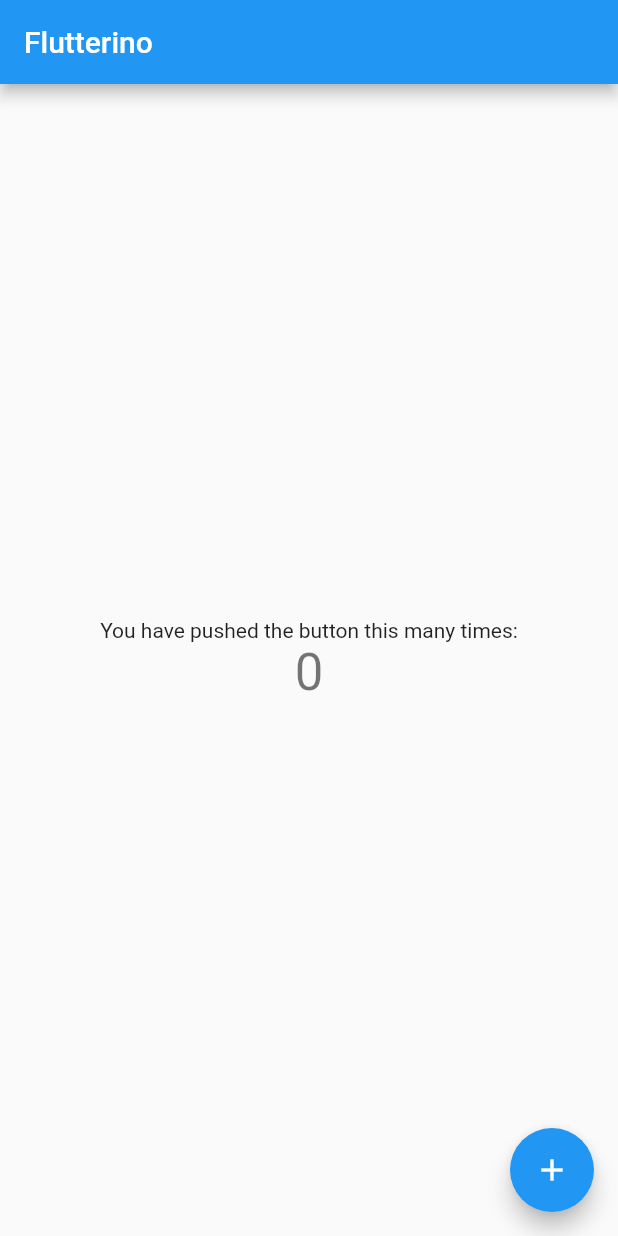
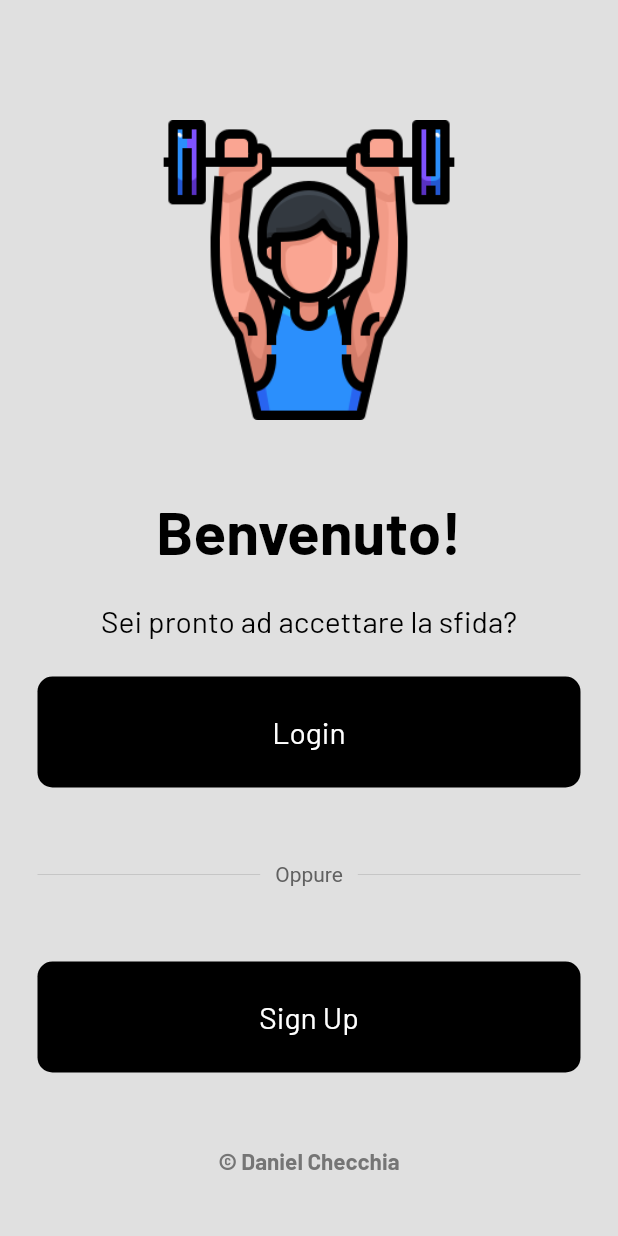
Before and after one commit to danchc/project01, a Flutter app: the screen it shows after launch, on a phone screen of 412 x 824 dp. Run offline on Flutter 3.47's test engine with Material 2 defaults, Android fonts, the phone set to English and light mode, and no system bars.

Commit message:
Aggiunta schermata iniziale
Aggiunti componente button, aggiunti nuovi font e nuovo logo provvisorio

```diff
--- /dev/null
+++ b/mcproject/lib/components/my-button.dart
@@ -0,0 +1,41 @@
+import 'package:flutter/material.dart';
+
+class MyButton extends StatelessWidget {
+  //testo nel bottone
+  final String name;
+  final Function()? onTap;
+
+  const MyButton({Key? key, required this.name, required this.onTap})
+      : super(key: key);
+
+  @override
+  Widget build(BuildContext context) {
+    return GestureDetector(
+      //funzione ontap
+      onTap: onTap,
+
+      //il container
+      child: Container(
+        padding: const EdgeInsets.all(25),
+        margin: const EdgeInsets.symmetric(horizontal: 25),
+        decoration: BoxDecoration(
+          color: Colors.black,
+          borderRadius: BorderRadius.circular(10),
+        ),
+
+        //al centro del bottone abbiamo il testo
+        child: Center(
+          //testo
+          child: Text(
+            name,
+            style: const TextStyle(
+              color: Colors.white,
+              fontFamily: 'Barlow',
+              fontSize: 20,
+            ),
+          ),
+        ),
+      ),
+    );
+  }
+}
--- a/mcproject/lib/main.dart
+++ b/mcproject/lib/main.dart
@@ -1,4 +1,5 @@
 import 'package:flutter/material.dart';
+import 'pages/login_page.dart';
 
 void main() {
   runApp(const MyApp());
@@ -10,106 +11,9 @@ class MyApp extends StatelessWidget {
   // This widget is the root of your application.
   @override
   Widget build(BuildContext context) {
-    return MaterialApp(
-      title: 'Flutter Demo',
-      theme: ThemeData(
-        // This is the theme of your application.
-        //
-        // Try running your application with "flutter run". You'll see the
-        // application has a blue toolbar. Then, without quitting the app, try
-        // changing the primarySwatch below to Colors.green and then invoke
-        // "hot reload" (press "r" in the console where you ran "flutter run",
-        // or simply save your changes to "hot reload" in a Flutter IDE).
-        // Notice that the counter didn't reset back to zero; the application
-        // is not restarted.
-        primarySwatch: Colors.blue,
-      ),
-      home: const MyHomePage(title: 'Flutterino'),
+    return const MaterialApp(
+      debugShowCheckedModeBanner: false,
+      home: LoginPage(),
     );
   }
 }
-
-class MyHomePage extends StatefulWidget {
-  const MyHomePage({Key? key, required this.title}) : super(key: key);
-
-  // This widget is the home page of your application. It is stateful, meaning
-  // that it has a State object (defined below) that contains fields that affect
-  // how it looks.
-
-  // This class is the configuration for the state. It holds the values (in this
-  // case the title) provided by the parent (in this case the App widget) and
-  // used by the build method of the State. Fields in a Widget subclass are
-  // always marked "final".
-
-  final String title;
-
-  @override
-  State<MyHomePage> createState() => _MyHomePageState();
-}
-
-class _MyHomePageState extends State<MyHomePage> {
-  int _counter = 0;
-
-  void _incrementCounter() {
-    setState(() {
-      // This call to setState tells the Flutter framework that something has
-      // changed in this State, which causes it to rerun the build method below
-      // so that the display can reflect the updated values. If we changed
-      // _counter without calling setState(), then the build method would not be
-      // called again, and so nothing would appear to happen.
-      _counter++;
-    });
-  }
-
-  @override
-  Widget build(BuildContext context) {
-    // This method is rerun every time setState is called, for instance as done
-    // by the _incrementCounter method above.
-    //
-    // The Flutter framework has been optimized to make rerunning build methods
-    // fast, so that you can just rebuild anything that needs updating rather
-    // than having to individually change instances of widgets.
-    return Scaffold(
-      appBar: AppBar(
-        // Here we take the value from the MyHomePage object that was created by
-        // the App.build method, and use it to set our appbar title.
-        title: Text(widget.title),
-      ),
-      body: Center(
-        // Center is a layout widget. It takes a single child and positions it
-        // in the middle of the parent.
-        child: Column(
-          // Column is also a layout widget. It takes a list of children and
-          // arranges them vertically. By default, it sizes itself to fit its
-          // children horizontally, and tries to be as tall as its parent.
-          //
-          // Invoke "debug painting" (press "p" in the console, choose the
-          // "Toggle Debug Paint" action from the Flutter Inspector in Android
-          // Studio, or the "Toggle Debug Paint" command in Visual Studio Code)
-          // to see the wireframe for each widget.
-          //
-          // Column has various properties to control how it sizes itself and
-          // how it positions its children. Here we use mainAxisAlignment to
-          // center the children vertically; the main axis here is the vertical
-          // axis because Columns are vertical (the cross axis would be
-          // horizontal).
-          mainAxisAlignment: MainAxisAlignment.center,
-          children: <Widget>[
-            const Text(
-              'You have pushed the button this many times:',
-            ),
-            Text(
-              '$_counter',
-              style: Theme.of(context).textTheme.headline4,
-            ),
-          ],
-        ),
-      ),
-      floatingActionButton: FloatingActionButton(
-        onPressed: _incrementCounter,
-        tooltip: 'Increment',
-        child: const Icon(Icons.add),
-      ), // This trailing comma makes auto-formatting nicer for build methods.
-    );
-  }
-}
--- /dev/null
+++ b/mcproject/lib/pages/login_page.dart
@@ -0,0 +1,113 @@
+import 'package:flutter/material.dart';
+import 'package:mcproject/components/my-button.dart';
+
+class LoginPage extends StatelessWidget {
+  const LoginPage({super.key});
+
+  //metodo per login
+  void signUserIn() {}
+
+  //metodo per signup
+  void signUserUp() {}
+
+  @override
+  Widget build(BuildContext context) {
+    return Scaffold(
+      //colore background
+      backgroundColor: Colors.grey[300],
+
+      //corpo principale organizzato a colonna
+      body: SafeArea(
+        child: Center(
+          child: Column(
+            children: [
+              const SizedBox(height: 80),
+
+              //logo
+              Image.asset(
+                'assets/images/mainicon.png',
+                height: 200,
+              ),
+
+              const SizedBox(height: 50),
+
+              //testo
+              const Text(
+                'Benvenuto!',
+                style: TextStyle(
+                    color: Colors.black,
+                    fontSize: 40,
+                    fontWeight: FontWeight.bold,
+                    fontFamily: 'Barlow'),
+              ),
+
+              const SizedBox(height: 24),
+
+              //sottotitolo
+              const Text(
+                'Sei pronto ad accettare la sfida?',
+                style: TextStyle(
+                    color: Colors.black, fontSize: 20, fontFamily: 'Barlow'),
+              ),
+
+              const SizedBox(height: 25),
+
+              //bottoni
+              MyButton(name: 'Login', onTap: signUserIn),
+
+              const SizedBox(height: 50),
+
+              //divisore
+              Padding(
+                padding: const EdgeInsets.symmetric(horizontal: 25.0),
+                child: Row(children: [
+                  Expanded(
+                    child: Divider(
+                      thickness: 0.5,
+                      color: Colors.grey[400],
+                    ),
+                  ),
+                  Padding(
+                    padding: const EdgeInsets.symmetric(horizontal: 10.0),
+                    child: Text(
+                      'Oppure',
+                      style: TextStyle(color: Colors.grey[700]),
+                    ),
+                  ),
+                  Expanded(
+                    child: Divider(
+                      thickness: 0.5,
+                      color: Colors.grey[400],
+                    ),
+                  ),
+                ]),
+              ),
+
+              const SizedBox(height: 50),
+
+              //bottone registrazione
+              MyButton(name: 'Sign Up', onTap: signUserUp),
+
+              const SizedBox(height: 50),
+
+              //copyright
+              Container(
+                child: Center(
+                  child: Text(
+                    '© Daniel Checchia',
+                    style: TextStyle(
+                      color: Colors.grey[600],
+                      fontFamily: 'Barlow',
+                      fontWeight: FontWeight.bold,
+                      fontSize: 15,
+                    ),
+                  ),
+                ),
+              )
+            ],
+          ),
+        ),
+      ),
+    );
+  }
+}
```
Also changed, not shown: mcproject/pubspec.yaml (+9 -0 lines), mcproject/assets/fonts/Barlow-Bold.ttf (added), mcproject/assets/fonts/Barlow-Regular.ttf (added), mcproject/assets/images/mainicon.png (added).
